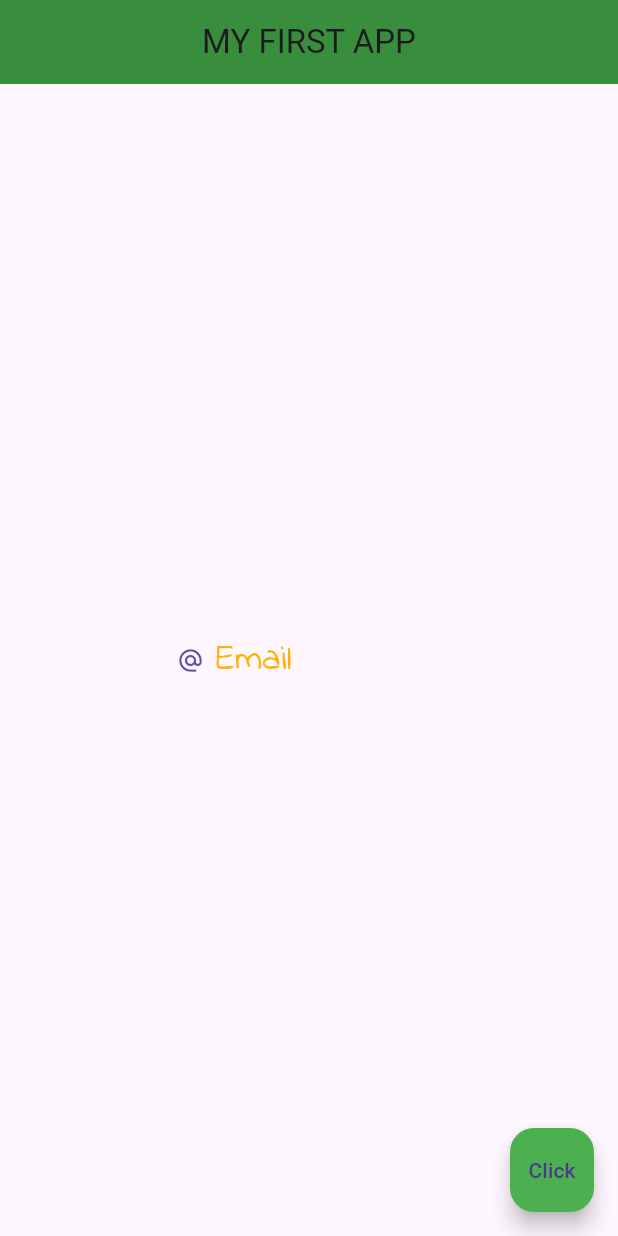
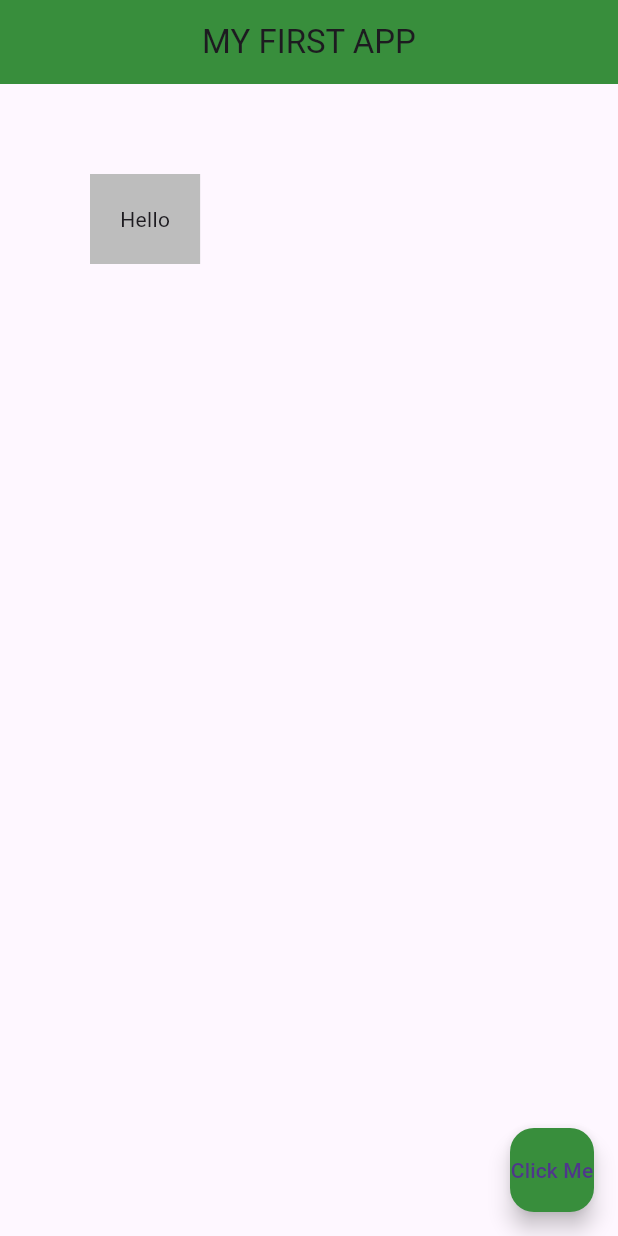
Before and after one commit to abhinav69217/flutter, a Flutter app: the screen it shows after launch, on a phone screen of 412 x 824 dp. Run offline on Flutter 3.47's test engine with Material 3 defaults, Android fonts, the phone set to English and light mode, and no system bars.

Commit message:
margin and padding

```diff
--- a/lib/main.dart
+++ b/lib/main.dart
@@ -11,35 +11,18 @@ class Home extends StatelessWidget {
         backgroundColor: Colors.green[700],
         centerTitle: true,
       ),
-      body: Center(
-        child: SizedBox(
-          width: 200, // Specify a width for the button
-          child: TextButton(
-            onPressed: () {
-              print("clicked");
-            },
-            child: Row(
-              children: <Widget>[
-                Icon(Icons.alternate_email), // The icon
-                SizedBox(
-                    width: 8), // Add some space between the icon and the text
-                Text(
-                  'Email', // The custom text
-                  style: TextStyle(
-                    fontFamily: 'IndieFlower',
-                    fontSize: 24, // Change the font size
-                    color: Colors.amber[600], // Change the font color
-                  ),
-                ),
-              ],
-            ),
-          ),
-        ),
+      body: Container(
+        padding: EdgeInsets.all(20),
+        margin: EdgeInsets.all(60),
+        color: Colors.grey[400],
+        child: Text("Hello"),
       ),
       floatingActionButton: FloatingActionButton(
-        child: const Text("Click"),
-        onPressed: () => print("Clicked"),
-        backgroundColor: Colors.green[500],
+        onPressed: () {
+          print("Hello");
+        },
+        child: Text("Click Me"),
+        backgroundColor: Colors.green[700],
       ),
     );
   }
```
